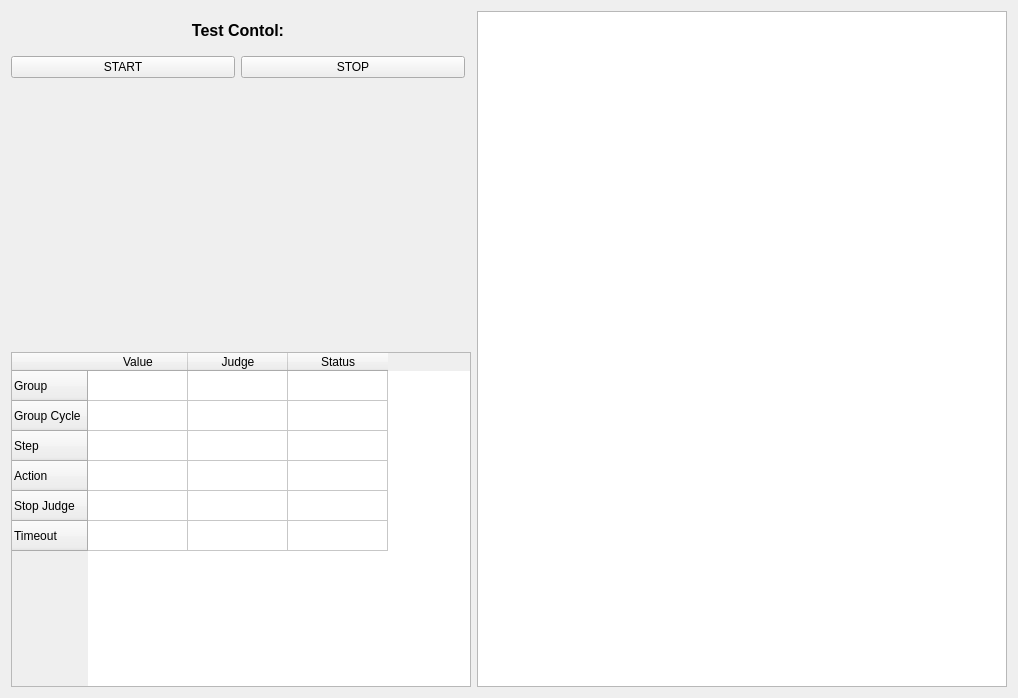
First picture: the form in homepage/ui_main_tab.ui, repository TC-FW/Battery-Auto-Test-Tool, before the edit.
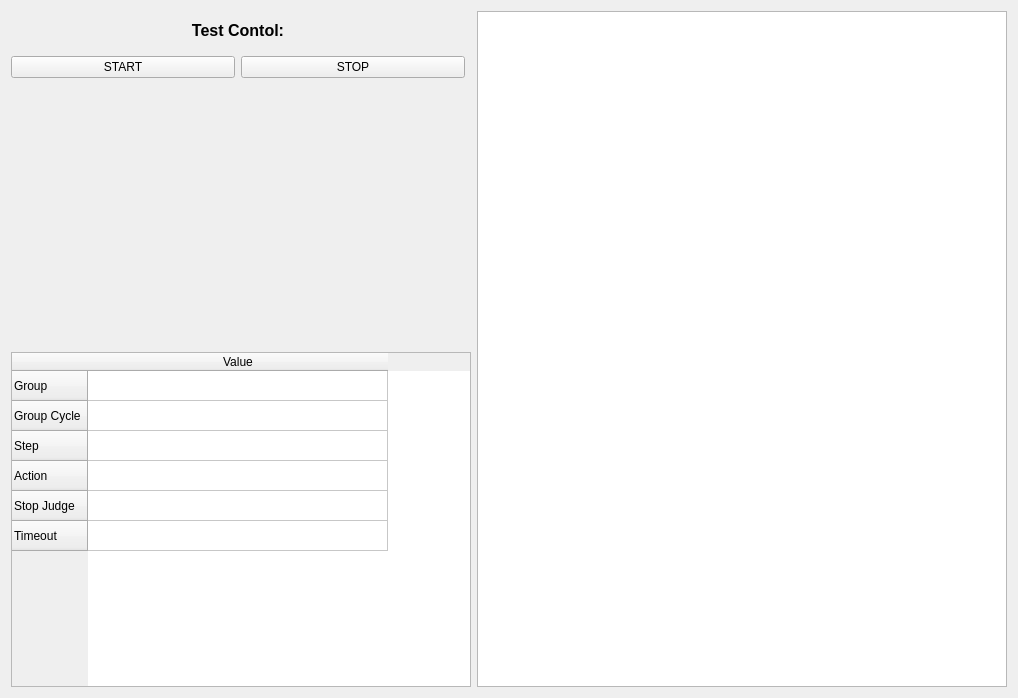
Second picture: the form after the edit.

```diff
--- a/homepage/ui_main_tab.ui
+++ b/homepage/ui_main_tab.ui
@@ -24,6 +24,12 @@
          <verstretch>0</verstretch>
         </sizepolicy>
        </property>
+       <attribute name="horizontalHeaderMinimumSectionSize">
+        <number>30</number>
+       </attribute>
+       <attribute name="horizontalHeaderDefaultSectionSize">
+        <number>300</number>
+       </attribute>
        <row>
         <property name="text">
          <string>Group</string>
@@ -59,21 +65,6 @@
          <string>Value</string>
         </property>
        </column>
-       <column>
-        <property name="text">
-         <string>Judge</string>
-        </property>
-       </column>
-       <column>
-        <property name="text">
-         <string>Status</string>
-        </property>
-       </column>
-       <item row="0" column="2">
-        <property name="text">
-         <string/>
-        </property>
-       </item>
       </widget>
      </item>
      <item row="1" column="0" colspan="2">
```
